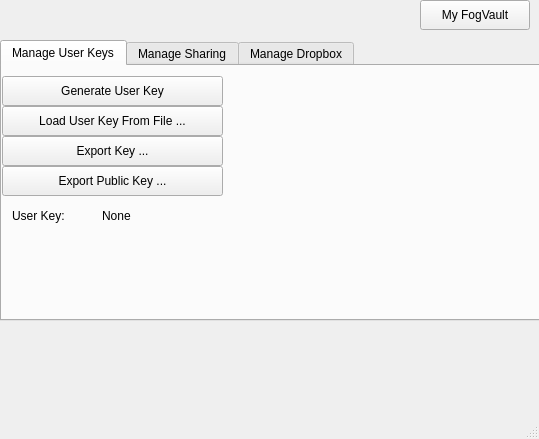
First picture: the form in fvmainwindow.ui, repository bzy-xyz/fogvault, before the edit.
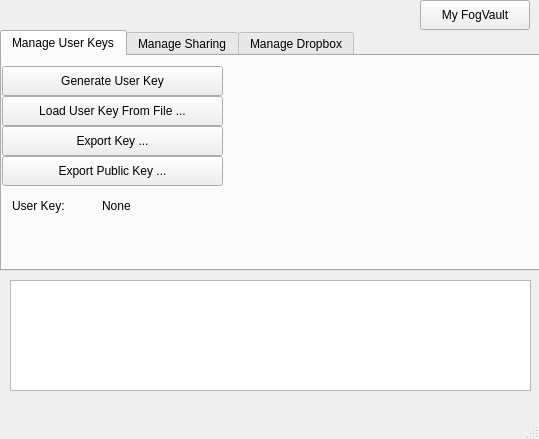
Second picture: the form after the edit.

Commit message: error log exists

```diff
--- a/fvmainwindow.ui
+++ b/fvmainwindow.ui
@@ -31,9 +31,9 @@
     <property name="geometry">
      <rect>
       <x>0</x>
-      <y>40</y>
+      <y>30</y>
       <width>541</width>
-      <height>281</height>
+      <height>241</height>
      </rect>
     </property>
     <property name="currentIndex">
@@ -267,6 +267,16 @@
      </widget>
     </widget>
    </widget>
+   <widget class="QTextBrowser" name="log_browser">
+    <property name="geometry">
+     <rect>
+      <x>10</x>
+      <y>280</y>
+      <width>521</width>
+      <height>111</height>
+     </rect>
+    </property>
+   </widget>
   </widget>
   <widget class="QMenuBar" name="menubar">
    <property name="geometry">
```
The commit also changes 1 other file.
